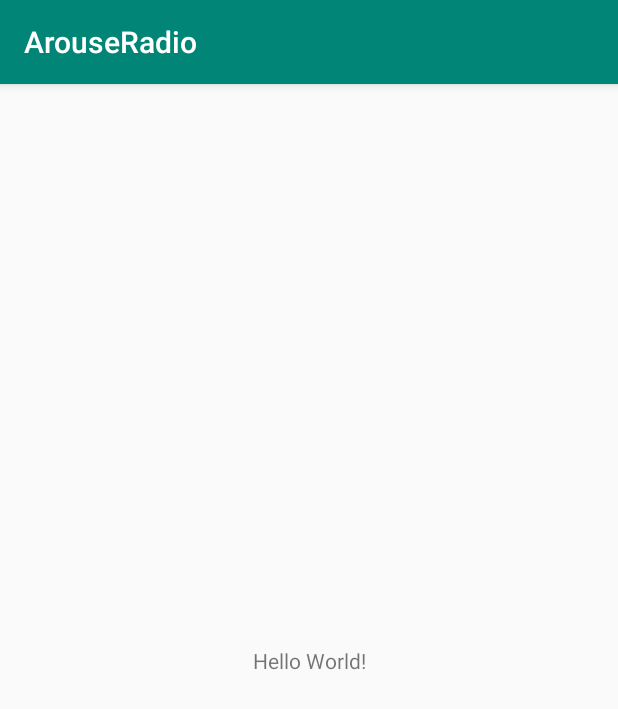
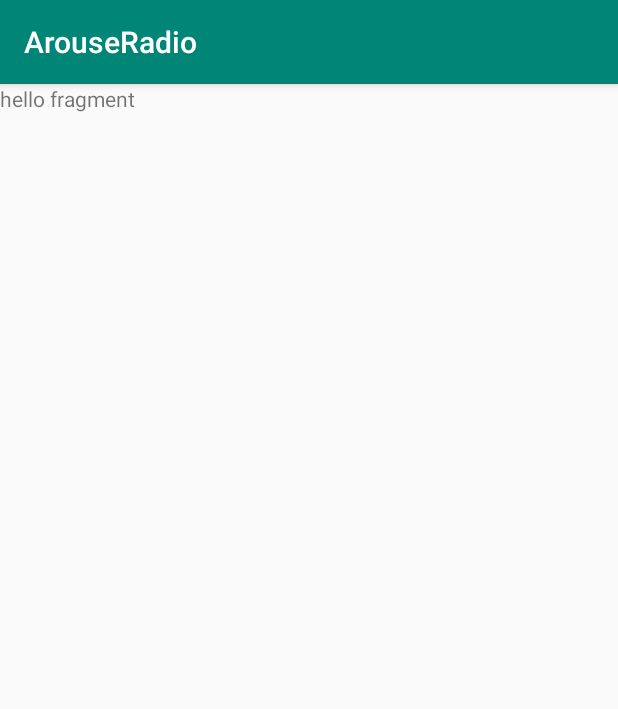
Before and after one commit to codeThatCaresOSU/CTCArouseRadioAndroid, an Android app: the screen it shows after launch (MainActivity), on a phone screen of 412 x 824 dp. Shown: the top 709 px of the screen. Run offline under Robolectric (Android 15) with nearby library versions, the phone set to English and light mode, and no system bars.

Commit message:
changed the layout to loadd a fragment up front

```diff
--- a/app/src/main/AndroidManifest.xml
+++ b/app/src/main/AndroidManifest.xml
@@ -1,19 +1,21 @@
 <?xml version="1.0" encoding="utf-8"?>
 <manifest xmlns:android="http://schemas.android.com/apk/res/android"
-    package="com.codethatcares.arouseradio" >
+          package="com.codethatcares.arouseradio">
+
+    <uses-permission android:name="android.permission.INTERNET" />
 
     <application
-        android:allowBackup="true"
-        android:icon="@mipmap/ic_launcher"
-        android:label="@string/app_name"
-        android:roundIcon="@mipmap/ic_launcher_round"
-        android:supportsRtl="true"
-        android:theme="@style/AppTheme" >
-        <activity android:name=".MainActivity" >
+            android:allowBackup="true"
+            android:icon="@mipmap/ic_launcher"
+            android:label="@string/app_name"
+            android:roundIcon="@mipmap/ic_launcher_round"
+            android:supportsRtl="true"
+            android:theme="@style/AppTheme">
+        <activity android:name=".MainActivity">
             <intent-filter>
-                <action android:name="android.intent.action.MAIN" />
+                <action android:name="android.intent.action.MAIN"/>
 
-                <category android:name="android.intent.category.LAUNCHER" />
+                <category android:name="android.intent.category.LAUNCHER"/>
             </intent-filter>
         </activity>
     </application>
--- /dev/null
+++ b/app/src/main/java/com/codethatcares/arouseradio/MainActivity.java
@@ -0,0 +1,22 @@
+package com.codethatcares.arouseradio;
+
+import android.media.MediaPlayer;
+import android.os.Bundle;
+import androidx.appcompat.app.AppCompatActivity;
+import androidx.fragment.app.Fragment;
+
+public class MainActivity extends AppCompatActivity {
+
+    @Override
+    protected void onCreate(Bundle savedInstances) {
+        super.onCreate(savedInstances);
+        setContentView(R.layout.activity_main);
+        addFragmentToFront(new MusicPlayerFragment());
+    }
+
+
+    private void addFragmentToFront(Fragment fragment) {
+        getSupportFragmentManager().beginTransaction().add(R.id.fragment_container, fragment).commit();
+    }
+
+}
--- a/app/src/main/java/com/codethatcares/arouseradio/MainActivity.kt
+++ /dev/null
@@ -1,12 +0,0 @@
-package com.codethatcares.arouseradio
-
-import androidx.appcompat.app.AppCompatActivity
-import android.os.Bundle
-
-class MainActivity : AppCompatActivity() {
-
-    override fun onCreate(savedInstanceState: Bundle?) {
-        super.onCreate(savedInstanceState)
-        setContentView(R.layout.activity_main)
-    }
-}
--- /dev/null
+++ b/app/src/main/java/com/codethatcares/arouseradio/MusicPlayerFragment.java
@@ -0,0 +1,27 @@
+package com.codethatcares.arouseradio;
+
+import android.media.MediaPlayer;
+import android.os.Bundle;
+import android.view.LayoutInflater;
+import android.view.View;
+import android.view.ViewGroup;
+import androidx.annotation.NonNull;
+import androidx.annotation.Nullable;
+import androidx.fragment.app.Fragment;
+
+public class MusicPlayerFragment extends Fragment {
+
+    //do stuff with data
+    @Override
+    public void onCreate(Bundle savedInstanceState) {
+        super.onCreate(savedInstanceState);
+    }
+
+    //do stuff with views
+    @Override
+    public View onCreateView(LayoutInflater inflater, ViewGroup container, Bundle savedInstanceState) {
+        View v = inflater.inflate(R.layout.music_player_fragment, container, false);
+
+        return v;
+    }
+}
--- a/app/src/main/res/drawable-v24/ic_launcher_foreground.xml
+++ b/app/src/main/res/drawable-v24/ic_launcher_foreground.xml
@@ -18,10 +18,10 @@
                     android:type="linear">
                 <item
                         android:color="#44000000"
-                    android:offset="0.0" />
+                        android:offset="0.0"/>
                 <item
                         android:color="#00000000"
-                    android:offset="1.0" />
+                        android:offset="1.0"/>
             </gradient>
         </aapt:attr>
     </path>
@@ -30,5 +30,5 @@
             android:fillType="nonZero"
             android:pathData="M66.94,46.02L66.94,46.02C72.44,50.07 76,56.61 76,64L32,64C32,56.61 35.56,50.11 40.98,46.06L36.18,41.19C35.45,40.45 35.45,39.3 36.18,38.56C36.91,37.81 38.05,37.81 38.78,38.56L44.25,44.05C47.18,42.57 50.48,41.71 54,41.71C57.48,41.71 60.78,42.57 63.68,44.05L69.11,38.56C69.84,37.81 70.98,37.81 71.71,38.56C72.44,39.3 72.44,40.45 71.71,41.19L66.94,46.02ZM62.94,56.92C64.08,56.92 65,56.01 65,54.88C65,53.76 64.08,52.85 62.94,52.85C61.8,52.85 60.88,53.76 60.88,54.88C60.88,56.01 61.8,56.92 62.94,56.92ZM45.06,56.92C46.2,56.92 47.13,56.01 47.13,54.88C47.13,53.76 46.2,52.85 45.06,52.85C43.92,52.85 43,53.76 43,54.88C43,56.01 43.92,56.92 45.06,56.92Z"
             android:strokeColor="#00000000"
-        android:strokeWidth="1" />
+            android:strokeWidth="1"/>
 </vector>
--- a/app/src/main/res/drawable/ic_launcher_background.xml
+++ b/app/src/main/res/drawable/ic_launcher_background.xml
@@ -1,10 +1,10 @@
 <?xml version="1.0" encoding="utf-8"?>
 <vector
-    android:height="108dp"
-    android:width="108dp"
-    android:viewportHeight="108"
-    android:viewportWidth="108"
-    xmlns:android="http://schemas.android.com/apk/res/android">
+        xmlns:android="http://schemas.android.com/apk/res/android"
+        android:height="108dp"
+        android:width="108dp"
+        android:viewportHeight="108"
+        android:viewportWidth="108">
     <path android:fillColor="#008577"
           android:pathData="M0,0h108v108h-108z"/>
     <path android:fillColor="#00000000" android:pathData="M9,0L9,108"
--- a/app/src/main/res/layout/activity_main.xml
+++ b/app/src/main/res/layout/activity_main.xml
@@ -7,13 +7,9 @@
         android:layout_height="match_parent"
         tools:context=".MainActivity">
 
-    <TextView
-        android:layout_width="wrap_content"
-        android:layout_height="wrap_content"
-        android:text="Hello World!"
-        app:layout_constraintBottom_toBottomOf="parent"
-        app:layout_constraintLeft_toLeftOf="parent"
-        app:layout_constraintRight_toRightOf="parent"
-        app:layout_constraintTop_toTopOf="parent" />
+    <FrameLayout
+        android:id="@+id/fragment_container"
+        android:layout_width="match_parent"
+        android:layout_height="match_parent"/>
 
 </androidx.constraintlayout.widget.ConstraintLayout>
--- /dev/null
+++ b/app/src/main/res/layout/music_player_fragment.xml
@@ -0,0 +1,13 @@
+<?xml version="1.0" encoding="utf-8"?>
+<androidx.constraintlayout.widget.ConstraintLayout
+        xmlns:android="http://schemas.android.com/apk/res/android" xmlns:app="http://schemas.android.com/apk/res-auto"
+        android:orientation="vertical"
+        android:layout_width="match_parent"
+        android:layout_height="match_parent">
+
+    <TextView
+        android:text="hello fragment"
+        android:layout_width="match_parent"
+        android:layout_height="match_parent"/>
+
+</androidx.constraintlayout.widget.ConstraintLayout>
--- a/gradle.properties
+++ b/gradle.properties
@@ -1,27 +1,21 @@
 # Project-wide Gradle settings.
-
 # IDE (e.g. Android Studio) users:
 # Gradle settings configured through the IDE *will override*
 # any settings specified in this file.
-
 # For more details on how to configure your build environment visit
 # http://www.gradle.org/docs/current/userguide/build_environment.html
-
 # Specifies the JVM arguments used for the daemon process.
 # The setting is particularly useful for tweaking memory settings.
 org.gradle.jvmargs=-Xmx1536m
-
 # When configured, Gradle will run in incubating parallel mode.
 # This option should only be used with decoupled projects. More details, visit
 # http://www.gradle.org/docs/current/userguide/multi_project_builds.html#sec:decoupled_projects
 # org.gradle.parallel=true
-
 # AndroidX package structure to make it clearer which packages are bundled with the
 # Android operating system, and which are packaged with your app's APK
 # https://developer.android.com/topic/libraries/support-library/androidx-rn
 android.useAndroidX=true
 # Automatically convert third-party libraries to use AndroidX
 android.enableJetifier=true
-
 # Kotlin code style for this project: "official" or "obsolete":
 kotlin.code.style=official
```
Lines whose indentation alone changed are shown as unchanged.
